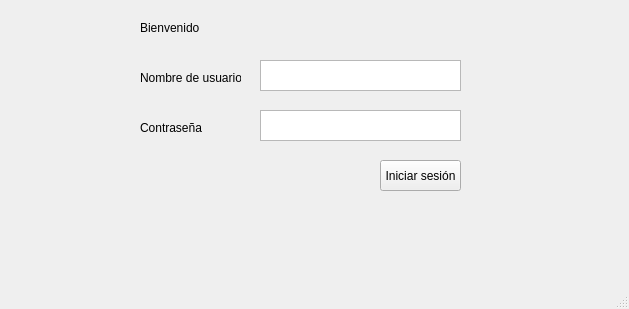
This is QTDesign/login.ui in Davidcb15/MiApp as Qt 5 draws it before an edit. The edited form follows.
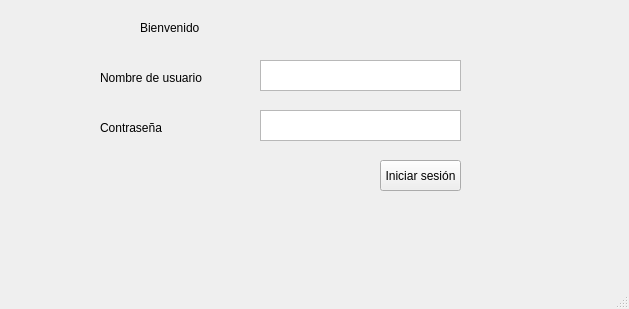
This is the edited form.

What changed in the file:
```diff
--- a/QTDesign/login.ui
+++ b/QTDesign/login.ui
@@ -40,9 +40,9 @@
    <widget class="QLabel" name="lbl_userLogin">
     <property name="geometry">
      <rect>
-      <x>140</x>
+      <x>100</x>
       <y>70</y>
-      <width>101</width>
+      <width>121</width>
       <height>16</height>
      </rect>
     </property>
@@ -53,7 +53,7 @@
    <widget class="QLabel" name="lbl_pwdLogin">
     <property name="geometry">
      <rect>
-      <x>140</x>
+      <x>100</x>
       <y>120</y>
       <width>71</width>
       <height>16</height>
```
Left out of the diff: 2 changed lines with no effect on the pictures.
